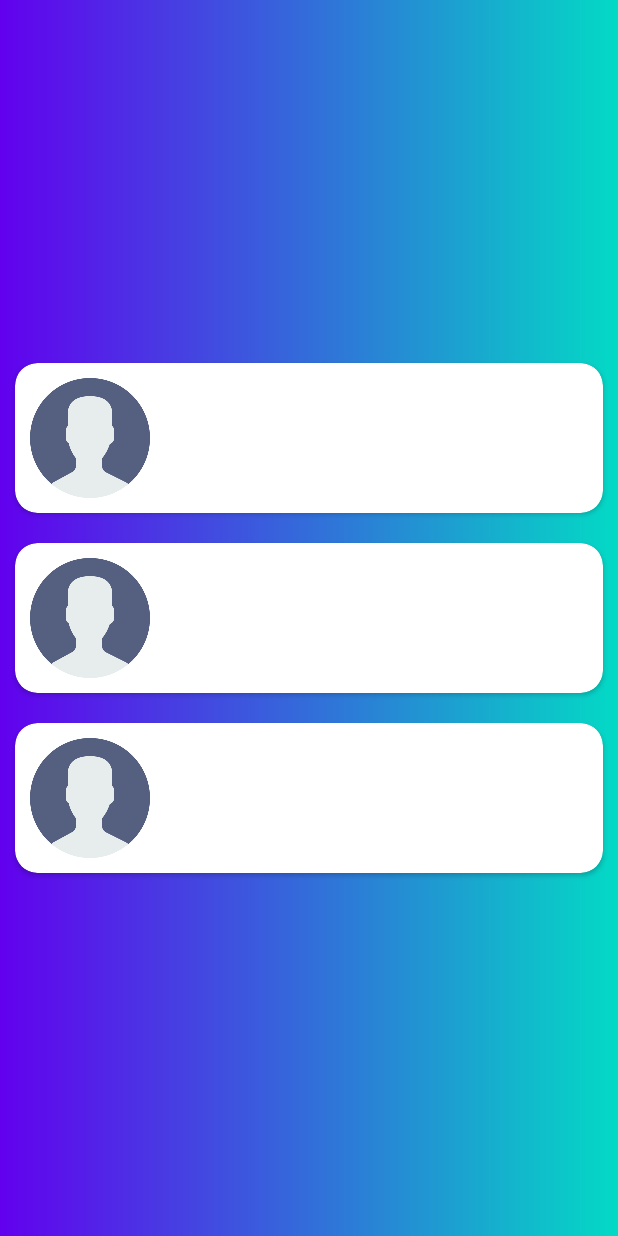
After one commit to simon-vyhnis/Jidelna, an Android app: the layout activity_choose_user.xml on its own in the app's theme, with its tools: preview values and no code run, on a phone screen of 412 x 824 dp. The commit adds this screen. Run offline under Robolectric (Android 15) with nearby library versions, the phone set to English and light mode, and no system bars.

Commit message:
Created ChooseUserActivity

```diff
--- a/app/src/main/java/com/simon/jdelna/MainActivity.java
+++ b/app/src/main/java/com/simon/jdelna/ui/MainActivity.java
@@ -1,4 +1,4 @@
-package com.simon.jdelna;
+package com.simon.jdelna.ui;
 
 import androidx.appcompat.app.AppCompatActivity;
 
@@ -7,9 +7,11 @@ import android.content.SharedPreferences;
 import android.os.Bundle;
 import android.widget.TextView;
 
+import com.simon.jdelna.R;
 import com.simon.jdelna.http.DailyMenu;
 import com.simon.jdelna.http.HttpDao;
 import com.simon.jdelna.http.User;
+import com.simon.jdelna.ui.LoginActivity;
 
 public class MainActivity extends AppCompatActivity {
     public static final String PREFERENCES_FILE = "com.simon.jidelna.LOGIN_INFO";
--- /dev/null
+++ b/app/src/main/res/layout/activity_choose_user.xml
@@ -0,0 +1,15 @@
+<?xml version="1.0" encoding="utf-8"?>
+<LinearLayout xmlns:android="http://schemas.android.com/apk/res/android"
+    android:layout_width="match_parent"
+    android:layout_height="match_parent"
+    xmlns:tools="http://schemas.android.com/tools"
+    android:background="@drawable/gradient_background">
+
+        <androidx.recyclerview.widget.RecyclerView
+            android:id="@+id/user_list"
+            android:layout_width="match_parent"
+            android:layout_height="wrap_content"
+            android:layout_gravity="center"
+            tools:listitem="@layout/item_user"/>
+
+</LinearLayout>
--- a/app/src/main/res/layout/activity_main.xml
+++ b/app/src/main/res/layout/activity_main.xml
@@ -4,7 +4,7 @@
     xmlns:tools="http://schemas.android.com/tools"
     android:layout_width="match_parent"
     android:layout_height="match_parent"
-    tools:context=".MainActivity">
+    tools:context=".ui.MainActivity">
 
     <TextView
         android:id="@+id/text"
--- /dev/null
+++ b/app/src/main/res/layout/item_user.xml
@@ -0,0 +1,35 @@
+<?xml version="1.0" encoding="utf-8"?>
+<androidx.cardview.widget.CardView
+    xmlns:android="http://schemas.android.com/apk/res/android"
+    xmlns:app="http://schemas.android.com/apk/res-auto"
+    android:layout_width="match_parent"
+    android:layout_height="100dp"
+    app:cardCornerRadius="15dp"
+    android:layout_margin="10dp">
+    <androidx.constraintlayout.widget.ConstraintLayout
+        android:layout_width="match_parent"
+        android:layout_height="match_parent">
+
+        <ImageView
+            android:id="@+id/image"
+            android:layout_width="80dp"
+            android:layout_height="80dp"
+            android:layout_margin="10dp"
+            app:layout_constraintBottom_toBottomOf="parent"
+            app:layout_constraintStart_toStartOf="parent"
+            app:layout_constraintTop_toTopOf="parent"
+            android:src="@drawable/user"/>
+
+        <TextView
+            android:id="@+id/name"
+            android:layout_width="wrap_content"
+            android:layout_height="wrap_content"
+            app:layout_constraintBottom_toBottomOf="parent"
+            app:layout_constraintTop_toTopOf="parent"
+            app:layout_constraintStart_toEndOf="@+id/image"
+            android:layout_margin="10dp"/>
+
+    </androidx.constraintlayout.widget.ConstraintLayout>
+
+
+</androidx.cardview.widget.CardView>
```
Also changed, not shown: app/src/main/AndroidManifest.xml (+7 -2 lines), app/src/main/java/com/simon/jdelna/ui/ChooseUserActivity.java (added, +54 -0 lines), app/src/main/java/com/simon/jdelna/ui/LoginActivity.java (renamed from app/src/main/java/com/simon/jdelna/LoginActivity.java, +4 -3 lines), app/src/main/java/com/simon/jdelna/ui/UserListViewAdapter.java (added, +52 -0 lines), app/src/main/res/drawable/user.png (added).
